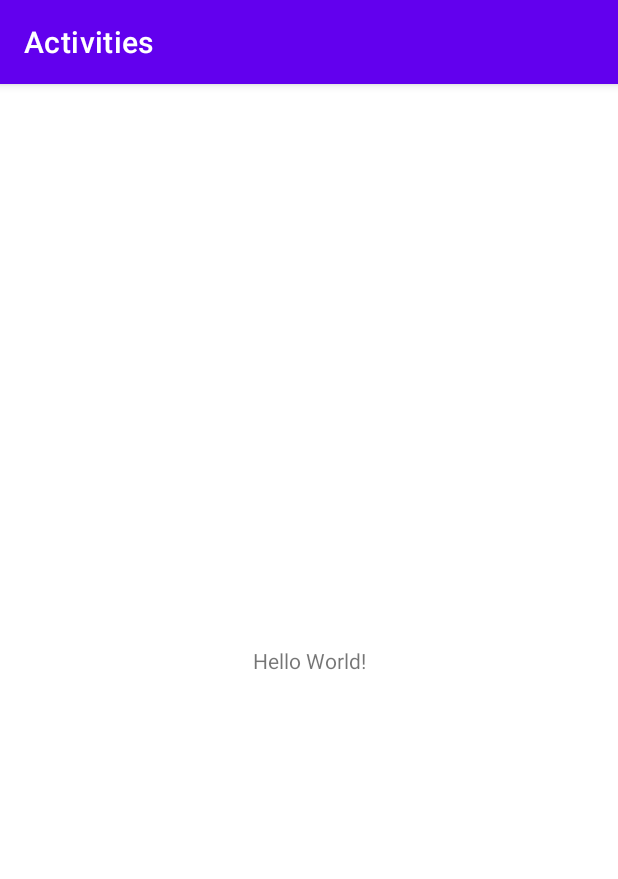
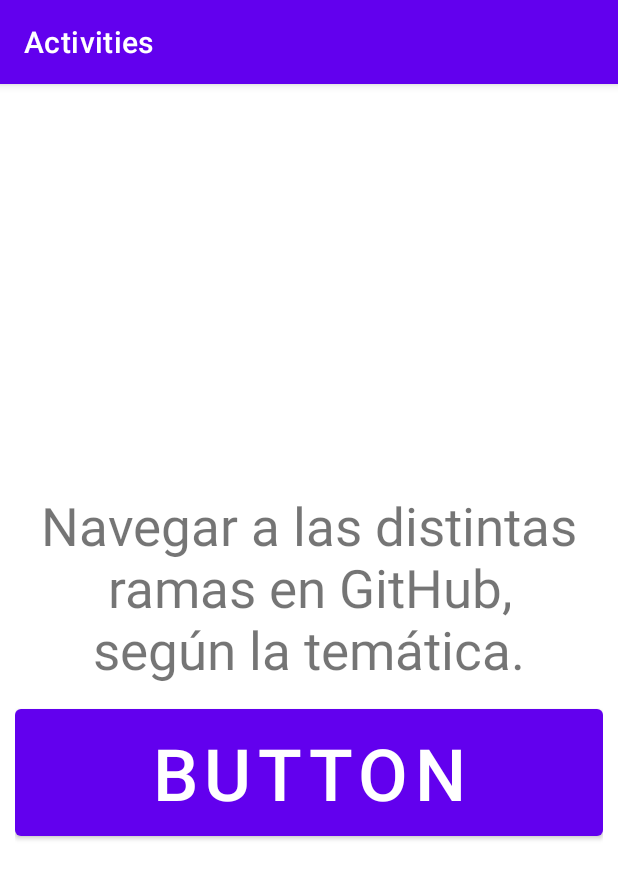
Before and after one commit to Noe-Chavez/CursoAndroidUdemy01, an Android app: the screen it shows after launch (MainActivity), on a phone screen of 412 x 824 dp. Shown: the top 879 px of the screen. Run offline under Robolectric (Android 15) with nearby library versions, the phone set to English and light mode, and no system bars.

Commit message:
Projecto Base

```diff
--- a/app/src/main/res/layout/activity_main.xml
+++ b/app/src/main/res/layout/activity_main.xml
@@ -1,18 +1,34 @@
 <?xml version="1.0" encoding="utf-8"?>
-<androidx.constraintlayout.widget.ConstraintLayout xmlns:android="http://schemas.android.com/apk/res/android"
+<LinearLayout
+    xmlns:android="http://schemas.android.com/apk/res/android"
     xmlns:app="http://schemas.android.com/apk/res-auto"
     xmlns:tools="http://schemas.android.com/tools"
+    android:orientation="vertical"
     android:layout_width="match_parent"
     android:layout_height="match_parent"
+    android:gravity="center"
+    android:padding="10sp"
     tools:context=".MainActivity">
 
     <TextView
-        android:layout_width="wrap_content"
+        android:id="@+id/textViewMainActivity"
+        android:layout_width="match_parent"
         android:layout_height="wrap_content"
-        android:text="Hello World!"
-        app:layout_constraintBottom_toBottomOf="parent"
-        app:layout_constraintLeft_toLeftOf="parent"
-        app:layout_constraintRight_toRightOf="parent"
-        app:layout_constraintTop_toTopOf="parent" />
+        android:textAlignment="center"
+        android:textSize="35sp"
+        android:text="Navegar a las distintas ramas en GitHub, según la temática."
+        android:padding="10dp"
+        tools:layout_editor_absoluteX="191dp"
+        tools:layout_editor_absoluteY="286dp" />
 
-</androidx.constraintlayout.widget.ConstraintLayout>
+    <Button
+        android:id="@+id/buttonMainActivity"
+        android:layout_width="match_parent"
+        android:layout_height="wrap_content"
+        android:padding="10dp"
+        android:text="Button"
+        android:textSize="@android:dimen/app_icon_size"
+        app:layout_constraintEnd_toEndOf="parent"
+        app:layout_constraintStart_toStartOf="parent"
+        tools:layout_editor_absoluteY="430dp" />
+</LinearLayout>
```
